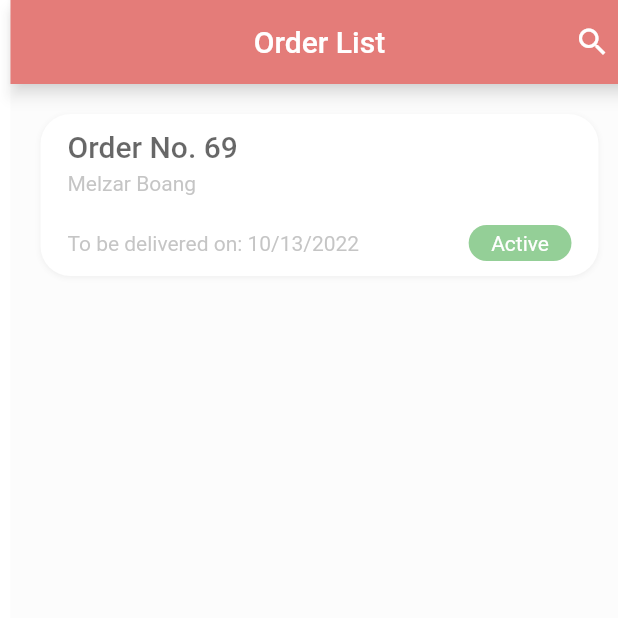
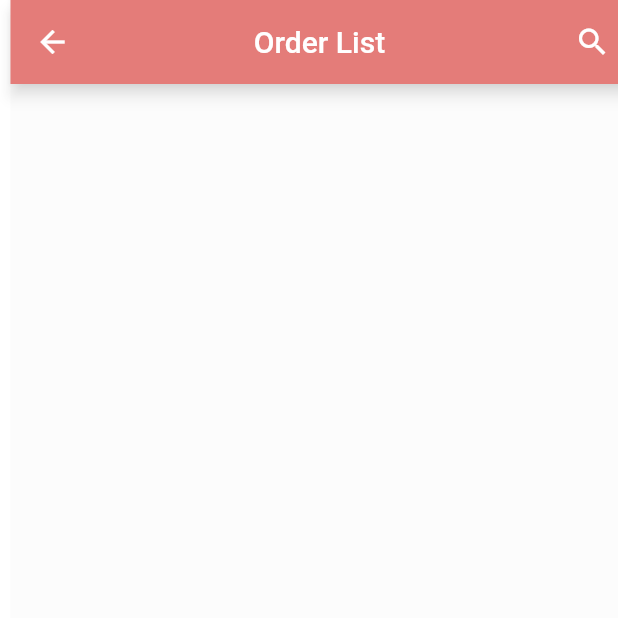
Before and after one commit to melzarjanchico-up/dennis-lechon-crm, a Flutter app: the screen it shows after launch, after a tap on "Order List", on a phone screen of 412 x 824 dp, the top half of it. Run offline on Flutter 3.47's test engine with Material 2 defaults, Android fonts, the phone set to English and light mode, and no system bars; our stand-ins replace cloud_firestore, firebase_auth, firebase_core, flutter_spinkit, google_fonts, validators; accounts and stored records are empty.

Commit message:
added backend elements for order list

```diff
--- a/lib/models/old_customer.dart
+++ /dev/null
@@ -1,25 +0,0 @@
-//import 'dart:html';
-
-class Customer {
-  final String imagePath;
-  final String name;
-  final String number;
-  final String address;
-  final String about;
-  final String birthday;
-  final String lastOrder;
-  final String tag;
-  final String age;
-
-  const Customer({
-    required this.imagePath,
-    required this.name,
-    required this.number,
-    required this.address,
-    required this.about,
-    required this.birthday,
-    required this.lastOrder,
-    required this.tag,
-    required this.age,
-  });
-}
--- /dev/null
+++ b/lib/models/order.dart
@@ -0,0 +1,27 @@
+class Order {
+  final String id;
+  final String deliveryDate;
+  final double deliveryFee;
+  final bool deliveryType;
+  final bool ifPaid;
+  final double subPrice;
+  final double totalPrice;
+  final double smallLechon;
+  final double mediumLechon;
+  final double largeLechon;
+  final double extraLargeLechon;
+
+  const Order({
+    required this.id,
+    required this.deliveryDate,
+    required this.deliveryFee,
+    required this.deliveryType,
+    required this.ifPaid,
+    required this.subPrice,
+    required this.totalPrice,
+    required this.smallLechon,
+    required this.mediumLechon,
+    required this.largeLechon,
+    required this.extraLargeLechon,
+  });
+}
--- a/lib/screens/homebuttons/order_screen.dart
+++ b/lib/screens/homebuttons/order_screen.dart
@@ -1,20 +1,28 @@
-// ignore_for_file: deprecated_member_use, file_names
-//import 'package:dennis_lechon_crm/widgets/loading.dart';
-//import 'package:flutter/cupertino.dart';
+import 'package:dennis_lechon_crm/services/order_database_services.dart';
+import 'package:dennis_lechon_crm/widgets/loading.dart';
+import 'package:dennis_lechon_crm/models/order.dart';
 import 'package:flutter/material.dart';
-
+import 'package:provider/provider.dart';
 import '../../widgets/search.dart';
+import '../order_screen/order_list/order_list.dart';
 
 class OrderListScreen extends StatelessWidget {
   const OrderListScreen({Key? key}) : super(key: key);
 
   @override
   Widget build(BuildContext context) {
-    return MaterialApp(
-      // to remove the debug banner
-      debugShowCheckedModeBanner: false,
-      title: "route",
-      home: Scaffold(
+    // Stream Builder
+    return StreamBuilder<List<Order>>(
+        stream: OrderService().orders,
+        builder: (context, snapshot) {
+          if (!snapshot.hasError) {
+            switch (snapshot.connectionState) {
+              case ConnectionState.none:
+                return const Center(child: Text("Offline. Try again later."));
+              case ConnectionState.waiting:
+                return const Loading();
+              default:
+                return Scaffold(
                   appBar: AppBar(
                     backgroundColor: const Color(0xFFD3231E),
                     title: const Text("Order List"),
@@ -24,7 +32,6 @@ class OrderListScreen extends StatelessWidget {
                         onPressed: () {
                           showSearch(
                             context: context,
-                  // ask ko lng if order search ba ni? like ka search sa name kay ang order iyag mugawas?
                             delegate: SearchCustomer(),
                           );
                         },
@@ -32,100 +39,20 @@ class OrderListScreen extends StatelessWidget {
                       ),
                     ],
                   ),
-        body: ListView(
-          padding: const EdgeInsets.all(20),
-          children: [
-            GestureDetector(
-              onTap: () {
-                // sa customer list ni siya na code po huehue
-                //Navigator.push(
-                //    context,
-                //     MaterialPageRoute(
-                //         builder: (context) => CustomerInfo(customer: customer)));
-              },
+                  body: StreamProvider<List<Order>>.value(
+                    value: OrderService().orders, // as in wala koy mabuhat
+                    initialData: const [],
                     child: Container(
-                padding: const EdgeInsets.all(10),
-                margin: const EdgeInsets.only(bottom: 15),
-                decoration: BoxDecoration(
-                    borderRadius: BorderRadius.circular(20),
-                    color: Colors.white,
-                    boxShadow: [
-                      BoxShadow(
-                        color: Colors.grey.withOpacity(0.2),
-                        spreadRadius: 0,
-                        blurRadius: 2,
-                        offset: const Offset(0, 1),
-                      ),
-                    ]),
-                child: Padding(
-                  padding: const EdgeInsets.symmetric(horizontal: 8.0),
-                  child: Column(
-                    children: [
-                      Row(
-                        mainAxisAlignment: MainAxisAlignment.spaceBetween,
-                        children: [
-                          Expanded(
-                            child: Row(children: [
-                              Flexible(
-                                child: Column(
-                                    crossAxisAlignment:
-                                        CrossAxisAlignment.start,
-                                    children: [
-                                      const Text("Order No. 69",
-                                          style: TextStyle(
-                                              color: Colors.black,
-                                              fontSize: 20,
-                                              fontWeight: FontWeight.w500)),
-                                      const SizedBox(
-                                        height: 5,
-                                      ),
-                                      Text("Melzar Boang",
-                                          style: TextStyle(
-                                              color: Colors.grey[500])),
-                                    ]),
-                              )
-                            ]),
-                          ),
-                        ],
-                      ),
-                      const SizedBox(
-                        height: 20,
-                      ),
-                      Row(
-                          mainAxisAlignment: MainAxisAlignment.spaceBetween,
-                          children: [
-                            const Text('To be delivered on: 10/13/2022',
-                                style: TextStyle(color: Colors.grey)),
-                            Container(
-                              padding: const EdgeInsets.symmetric(
-                                  vertical: 4, horizontal: 15),
-                              decoration: BoxDecoration(
-                                  borderRadius: BorderRadius.circular(12),
-                                  color: Colors.green),
-                              child: const Text(
-                                "Active",
-                                style: TextStyle(color: Colors.white),
-                              ),
-                            )
-                          ])
-                    ],
-                  ),
-                ),
-              ),
-            ),
-          ],
-          /* This is the code for the back button
-
-           RaisedButton(
-            child: const Text("Back"),
-            color: const Color(0xFFD3231E),
-            onPressed: () {
-              Navigator.pop(context);
-            },
-          ),
-          */
-        ),
+                        margin: const EdgeInsets.only(bottom: 45.0),
+                        child: const OrderListWidget()),
                   ),
                 );
             }
+          } else {
+            return const Center(
+              child: Text("Something went wrong. Please contact admin."),
+            );
           }
+        });
+  }
+}
--- a/lib/services/firebase_database_services.dart
+++ b/lib/services/customer_database_services.dart
@@ -7,11 +7,6 @@ class CustomerService {
   // collection reference
   final CollectionReference customerCollection =
       FirebaseFirestore.instance.collection('customers');
-  late String currquery = '';
-  String setQuery(String currquery) {
-    this.currquery = currquery;
-    return currquery;
-  }
 
   // Add Customer Data
   Future addCustomer(
@@ -35,7 +30,7 @@ class CustomerService {
       'cel_no': celnum,
       'tel_no': telnum,
       'note': note,
-      'tag': {'tagname': tagname, 'index': index, 'color': color}
+      'tag': {'tagname': tagname, 'index': index, 'color': color},
     });
   }
 
@@ -84,8 +79,8 @@ class CustomerService {
   }
 
   Stream<List<Customer>> makeStream(List<Customer> list) async* {
-  yield list;
-}
+    yield list;
+  }
   /*
   Future<Customer> customerFromSnapshot(String id) async {
 
--- a/lib/widgets/search.dart
+++ b/lib/widgets/search.dart
@@ -3,7 +3,7 @@ import 'package:flutter/material.dart';
 import 'package:dennis_lechon_crm/models/customer.dart';
 import 'package:provider/provider.dart';
 import '../screens/customer_screen/customer_list/customer_list.dart';
-import '../services/firebase_database_services.dart';
+import '../services/customer_database_services.dart';
 
 class SearchCustomer extends SearchDelegate {
   @override
```
Also changed, not shown: lib/screens/customer_screen/customer_info/user_preferences.dart (deleted, +0 -15 lines), lib/screens/customer_screen/customer_list/customerlist_widget.dart (deleted, +0 -128 lines), lib/screens/homebuttons/customer_screen.dart (+1 -20 lines), lib/screens/order_screen/order_list/order_list.dart (added, +98 -0 lines), lib/services/order_database_services.dart (added, +96 -0 lines), 1 other file. Lines whose indentation alone changed are shown as unchanged.
